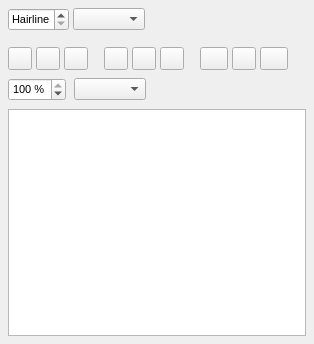
Qt form scribus/ui/propertiespalette_linebase.ui (scribusproject/scribus) before a commit.
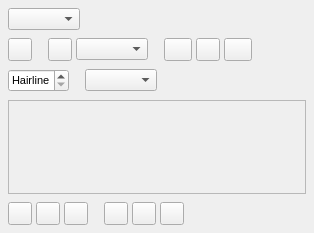
The same form after that commit. Custom widgets are drawn as their Qt base class.

```diff
--- a/scribus/ui/propertiespalette_linebase.ui
+++ b/scribus/ui/propertiespalette_linebase.ui
@@ -7,7 +7,7 @@
     <x>0</x>
     <y>0</y>
     <width>314</width>
-    <height>344</height>
+    <height>233</height>
    </rect>
   </property>
   <layout class="QVBoxLayout" name="verticalLayout">
@@ -26,10 +26,251 @@
    <property name="bottomMargin">
     <number>8</number>
    </property>
+   <item>
+    <layout class="QHBoxLayout" name="horizontalLayout_11">
+     <item>
+      <widget class="ComboLineStyle" name="comboLineStyle">
+       <property name="sizeAdjustPolicy">
+        <enum>QComboBox::AdjustToContents</enum>
+       </property>
+      </widget>
+     </item>
+     <item>
+      <spacer name="horizontalSpacer_4">
+       <property name="orientation">
+        <enum>Qt::Horizontal</enum>
+       </property>
+       <property name="sizeHint" stdset="0">
+        <size>
+         <width>40</width>
+         <height>20</height>
+        </size>
+       </property>
+      </spacer>
+     </item>
+    </layout>
+   </item>
    <item>
     <layout class="QHBoxLayout" name="horizontalLayout_3">
      <property name="spacing">
-      <number>4</number>
+      <number>16</number>
+     </property>
+     <item>
+      <widget class="FormWidget" name="lineColorLabel">
+       <property name="sizePolicy">
+        <sizepolicy hsizetype="Preferred" vsizetype="Maximum">
+         <horstretch>0</horstretch>
+         <verstretch>0</verstretch>
+        </sizepolicy>
+       </property>
+       <property name="label" stdset="0">
+        <string>Color</string>
+       </property>
+       <property name="font">
+        <font>
+         <pointsize>8</pointsize>
+        </font>
+       </property>
+       <layout class="QHBoxLayout" name="horizontalLayout_12">
+        <property name="leftMargin">
+         <number>0</number>
+        </property>
+        <property name="topMargin">
+         <number>0</number>
+        </property>
+        <property name="rightMargin">
+         <number>0</number>
+        </property>
+        <property name="bottomMargin">
+         <number>0</number>
+        </property>
+        <item>
+         <widget class="ColorButton" name="buttonLineColor">
+          <property name="text">
+           <string/>
+          </property>
+          <property name="popupMode">
+           <enum>QToolButton::InstantPopup</enum>
+          </property>
+         </widget>
+        </item>
+       </layout>
+      </widget>
+     </item>
+     <item>
+      <layout class="QHBoxLayout" name="horizontalLayout_8">
+       <property name="spacing">
+        <number>4</number>
+       </property>
+       <item>
+        <widget class="FormWidget" name="lineMaskLabel">
+         <property name="sizePolicy">
+          <sizepolicy hsizetype="Preferred" vsizetype="Maximum">
+           <horstretch>0</horstretch>
+           <verstretch>0</verstretch>
+          </sizepolicy>
+         </property>
+         <property name="label" stdset="0">
+          <string>Mask</string>
+         </property>
+         <property name="font">
+          <font>
+           <pointsize>8</pointsize>
+          </font>
+         </property>
+         <layout class="QHBoxLayout" name="horizontalLayout_13">
+          <property name="leftMargin">
+           <number>0</number>
+          </property>
+          <property name="topMargin">
+           <number>0</number>
+          </property>
+          <property name="rightMargin">
+           <number>0</number>
+          </property>
+          <property name="bottomMargin">
+           <number>0</number>
+          </property>
+          <item>
+           <widget class="ColorButton" name="buttonLineMask">
+            <property name="text">
+             <string/>
+            </property>
+           </widget>
+          </item>
+         </layout>
+        </widget>
+       </item>
+       <item>
+        <widget class="FormWidget" name="lineBlendmodeLabel">
+         <property name="sizePolicy">
+          <sizepolicy hsizetype="Preferred" vsizetype="Maximum">
+           <horstretch>0</horstretch>
+           <verstretch>0</verstretch>
+          </sizepolicy>
+         </property>
+         <property name="label" stdset="0">
+          <string>Blendmode</string>
+         </property>
+         <property name="font">
+          <font>
+           <pointsize>8</pointsize>
+          </font>
+         </property>
+         <layout class="QHBoxLayout" name="horizontalLayout_7">
+          <property name="leftMargin">
+           <number>0</number>
+          </property>
+          <property name="topMargin">
+           <number>0</number>
+          </property>
+          <property name="rightMargin">
+           <number>0</number>
+          </property>
+          <property name="bottomMargin">
+           <number>0</number>
+          </property>
+          <item>
+           <widget class="ComboBlendMode" name="comboBlendmode"/>
+          </item>
+         </layout>
+        </widget>
+       </item>
+      </layout>
+     </item>
+     <item>
+      <widget class="FormWidget" name="lineMarkerLabel">
+       <property name="sizePolicy">
+        <sizepolicy hsizetype="Preferred" vsizetype="Maximum">
+         <horstretch>0</horstretch>
+         <verstretch>0</verstretch>
+        </sizepolicy>
+       </property>
+       <property name="label" stdset="0">
+        <string>Marker</string>
+       </property>
+       <property name="font">
+        <font>
+         <pointsize>8</pointsize>
+        </font>
+       </property>
+       <layout class="QHBoxLayout" name="horizontalLayout">
+        <property name="spacing">
+         <number>4</number>
+        </property>
+        <property name="leftMargin">
+         <number>0</number>
+        </property>
+        <property name="topMargin">
+         <number>0</number>
+        </property>
+        <property name="rightMargin">
+         <number>0</number>
+        </property>
+        <property name="bottomMargin">
+         <number>0</number>
+        </property>
+        <item>
+         <widget class="QToolButton" name="buttonMarkerStart">
+          <property name="text">
+           <string/>
+          </property>
+          <property name="iconSize">
+           <size>
+            <width>20</width>
+            <height>16</height>
+           </size>
+          </property>
+          <property name="popupMode">
+           <enum>QToolButton::InstantPopup</enum>
+          </property>
+         </widget>
+        </item>
+        <item>
+         <widget class="QToolButton" name="buttonSwapMarker">
+          <property name="text">
+           <string/>
+          </property>
+         </widget>
+        </item>
+        <item>
+         <widget class="QToolButton" name="buttonMarkerEnd">
+          <property name="text">
+           <string/>
+          </property>
+          <property name="iconSize">
+           <size>
+            <width>20</width>
+            <height>16</height>
+           </size>
+          </property>
+          <property name="popupMode">
+           <enum>QToolButton::InstantPopup</enum>
+          </property>
+         </widget>
+        </item>
+       </layout>
+      </widget>
+     </item>
+     <item>
+      <spacer name="horizontalSpacer_2">
+       <property name="orientation">
+        <enum>Qt::Horizontal</enum>
+       </property>
+       <property name="sizeHint" stdset="0">
+        <size>
+         <width>0</width>
+         <height>0</height>
+        </size>
+       </property>
+      </spacer>
+     </item>
+    </layout>
+   </item>
+   <item>
+    <layout class="QHBoxLayout" name="horizontalLayout_6">
+     <property name="spacing">
+      <number>16</number>
      </property>
      <item>
       <widget class="FormWidget" name="lineWidthLabel">
@@ -121,7 +362,7 @@
       </widget>
      </item>
      <item>
-      <spacer name="horizontalSpacer_2">
+      <spacer name="horizontalSpacer">
        <property name="orientation">
         <enum>Qt::Horizontal</enum>
        </property>
@@ -283,80 +524,6 @@
        </layout>
       </widget>
      </item>
-     <item>
-      <widget class="FormWidget" name="lineMarkerLabel">
-       <property name="sizePolicy">
-        <sizepolicy hsizetype="Preferred" vsizetype="Maximum">
-         <horstretch>0</horstretch>
-         <verstretch>0</verstretch>
-        </sizepolicy>
-       </property>
-       <property name="label" stdset="0">
-        <string>Marker</string>
-       </property>
-       <property name="font">
-        <font>
-         <pointsize>8</pointsize>
-        </font>
-       </property>
-       <layout class="QHBoxLayout" name="horizontalLayout">
-        <property name="spacing">
-         <number>4</number>
-        </property>
-        <property name="leftMargin">
-         <number>0</number>
-        </property>
-        <property name="topMargin">
-         <number>0</number>
-        </property>
-        <property name="rightMargin">
-         <number>0</number>
-        </property>
-        <property name="bottomMargin">
-         <number>0</number>
-        </property>
-        <item>
-         <widget class="QToolButton" name="buttonMarkerStart">
-          <property name="text">
-           <string/>
-          </property>
-          <property name="iconSize">
-           <size>
-            <width>20</width>
-            <height>16</height>
-           </size>
-          </property>
-          <property name="popupMode">
-           <enum>QToolButton::InstantPopup</enum>
-          </property>
-         </widget>
-        </item>
-        <item>
-         <widget class="QToolButton" name="buttonSwapMarker">
-          <property name="text">
-           <string/>
-          </property>
-         </widget>
-        </item>
-        <item>
-         <widget class="QToolButton" name="buttonMarkerEnd">
-          <property name="text">
-           <string/>
-          </property>
-          <property name="iconSize">
-           <size>
-            <width>20</width>
-            <height>16</height>
-           </size>
-          </property>
-          <property name="popupMode">
-           <enum>QToolButton::InstantPopup</enum>
-          </property>
-         </widget>
-        </item>
-       </layout>
-      </widget>
-     </item>
      <item>
       <spacer name="horizontalSpacer_3">
        <property name="orientation">
@@ -372,109 +539,6 @@
      </item>
     </layout>
    </item>
-   <item>
-    <layout class="QHBoxLayout" name="horizontalLayout_6">
-     <item>
-      <widget class="FormWidget" name="lineOpacityLabel">
-       <property name="sizePolicy">
-        <sizepolicy hsizetype="Preferred" vsizetype="Maximum">
-         <horstretch>0</horstretch>
-         <verstretch>0</verstretch>
-        </sizepolicy>
-       </property>
-       <property name="label" stdset="0">
-        <string>Opacity</string>
-       </property>
-       <property name="font">
-        <font>
-         <pointsize>8</pointsize>
-        </font>
-       </property>
-       <layout class="QHBoxLayout" name="horizontalLayout_8">
-        <property name="leftMargin">
-         <number>0</number>
-        </property>
-        <property name="topMargin">
-         <number>0</number>
-        </property>
-        <property name="rightMargin">
-         <number>0</number>
-        </property>
-        <property name="bottomMargin">
-         <number>0</number>
-        </property>
-        <item>
-         <widget class="ScrSpinBox" name="numberOpacity">
-          <property name="suffix">
-           <string> %</string>
-          </property>
-          <property name="decimals">
-           <number>0</number>
-          </property>
-          <property name="maximum">
-           <double>100.000000000000000</double>
-          </property>
-          <property name="value">
-           <double>100.000000000000000</double>
-          </property>
-         </widget>
-        </item>
-       </layout>
-      </widget>
-     </item>
-     <item>
-      <widget class="FormWidget" name="lineBlendmodeLabel">
-       <property name="sizePolicy">
-        <sizepolicy hsizetype="Preferred" vsizetype="Maximum">
-         <horstretch>0</horstretch>
-         <verstretch>0</verstretch>
-        </sizepolicy>
-       </property>
-       <property name="label" stdset="0">
-        <string>Blendmode</string>
-       </property>
-       <property name="font">
-        <font>
-         <pointsize>8</pointsize>
-        </font>
-       </property>
-       <layout class="QHBoxLayout" name="horizontalLayout_7">
-        <property name="leftMargin">
-         <number>0</number>
-        </property>
-        <property name="topMargin">
-         <number>0</number>
-        </property>
-        <property name="rightMargin">
-         <number>0</number>
-        </property>
-        <property name="bottomMargin">
-         <number>0</number>
-        </property>
-        <item>
-         <widget class="ComboBlendMode" name="comboBlendmode"/>
-        </item>
-       </layout>
-      </widget>
-     </item>
-     <item>
-      <spacer name="horizontalSpacer">
-       <property name="orientation">
-        <enum>Qt::Horizontal</enum>
-       </property>
-       <property name="sizeHint" stdset="0">
-        <size>
-         <width>0</width>
-         <height>0</height>
-        </size>
-       </property>
-      </spacer>
-     </item>
-    </layout>
-   </item>
-   <item>
-    <widget class="QListWidget" name="lineStyles"/>
-   </item>
   </layout>
  </widget>
  <customwidgets>
@@ -484,6 +548,11 @@
    <header>ui/widgets/form_widget.h</header>
    <container>1</container>
   </customwidget>
+  <customwidget>
+   <class>ColorButton</class>
+   <extends>QToolButton</extends>
+   <header>ui/widgets/color_button.h</header>
+  </customwidget>
   <customwidget>
    <class>ScrSpinBox</class>
    <extends>QDoubleSpinBox</extends>
@@ -505,6 +574,11 @@
    <extends>QComboBox</extends>
    <header>ui/widgets/combo_blendmode.h</header>
   </customwidget>
+  <customwidget>
+   <class>ComboLineStyle</class>
+   <extends>QComboBox</extends>
+   <header>ui/widgets/combo_linestyle.h</header>
+  </customwidget>
  </customwidgets>
  <tabstops>
   <tabstop>lineWidth</tabstop>
```
Left out of the diff: 15 changed lines with no effect on the pictures.
